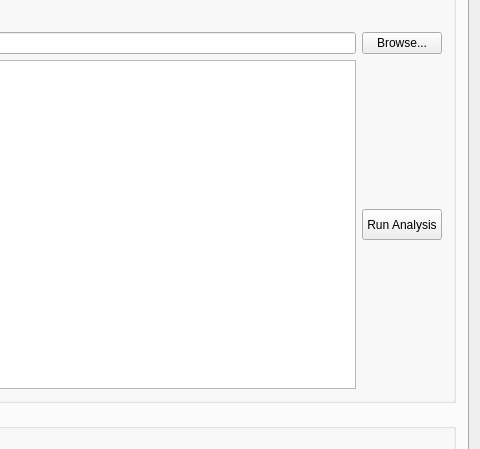
Before: the Qt Designer form crmainwindow.ui in jvahue/codereview1, drawn with Qt 5; both pictures show x 379 to 859 and y 146 to 595 of the 859 by 772 pixel window.
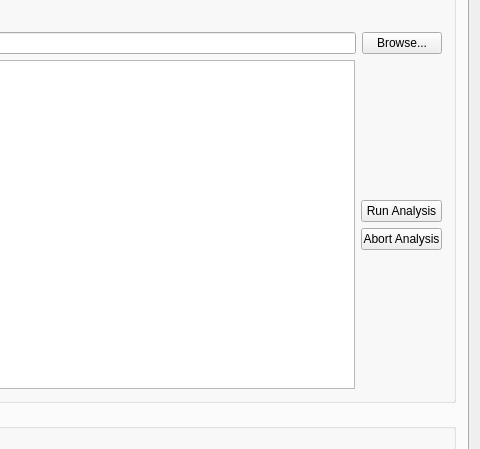
After: the same form once the commit is applied.

Commit message: New AbortAnalysis button and AddCanned button

```diff
--- a/crmainwindow.ui
+++ b/crmainwindow.ui
@@ -73,8 +73,6 @@
             <property name="title">
              <string>Code Review Administration</string>
             </property>
-            <layout class="QVBoxLayout" name="verticalLayout_16">
-             <item>
               <layout class="QVBoxLayout" name="verticalLayout_6">
                <item>
                 <layout class="QHBoxLayout" name="horizontalLayout_4">
@@ -141,6 +139,23 @@
                   </widget>
                  </item>
                  <item>
+                <layout class="QVBoxLayout" name="verticalLayout_5">
+                 <item>
+                  <spacer name="verticalSpacer_2">
+                   <property name="orientation">
+                    <enum>Qt::Vertical</enum>
+                   </property>
+                   <property name="sizeHint" stdset="0">
+                    <size>
+                     <width>20</width>
+                     <height>58</height>
+                    </size>
+                   </property>
+                  </spacer>
+                 </item>
+                 <item>
+                  <layout class="QVBoxLayout" name="verticalLayout_4">
+                   <item>
                   <widget class="QPushButton" name="pushButton_RunAnalysis">
                    <property name="maximumSize">
                     <size>
@@ -153,6 +168,34 @@
                    </property>
                   </widget>
                  </item>
+                   <item>
+                    <widget class="QPushButton" name="pushButtonAbortAnalysis">
+                     <property name="maximumSize">
+                      <size>
+                       <width>81</width>
+                       <height>31</height>
+                      </size>
+                     </property>
+                     <property name="text">
+                      <string>Abort Analysis</string>
+                     </property>
+                    </widget>
+                   </item>
+                  </layout>
+                 </item>
+                 <item>
+                  <spacer name="verticalSpacer_3">
+                   <property name="orientation">
+                    <enum>Qt::Vertical</enum>
+                   </property>
+                   <property name="sizeHint" stdset="0">
+                    <size>
+                     <width>20</width>
+                     <height>48</height>
+                    </size>
+                   </property>
+                  </spacer>
+                 </item>
                 </layout>
                </item>
               </layout>
```
Left out of the diff: 21 changed lines with no effect on the pictures. Lines whose indentation alone changed are shown as unchanged. The commit also changes 1 other file.
